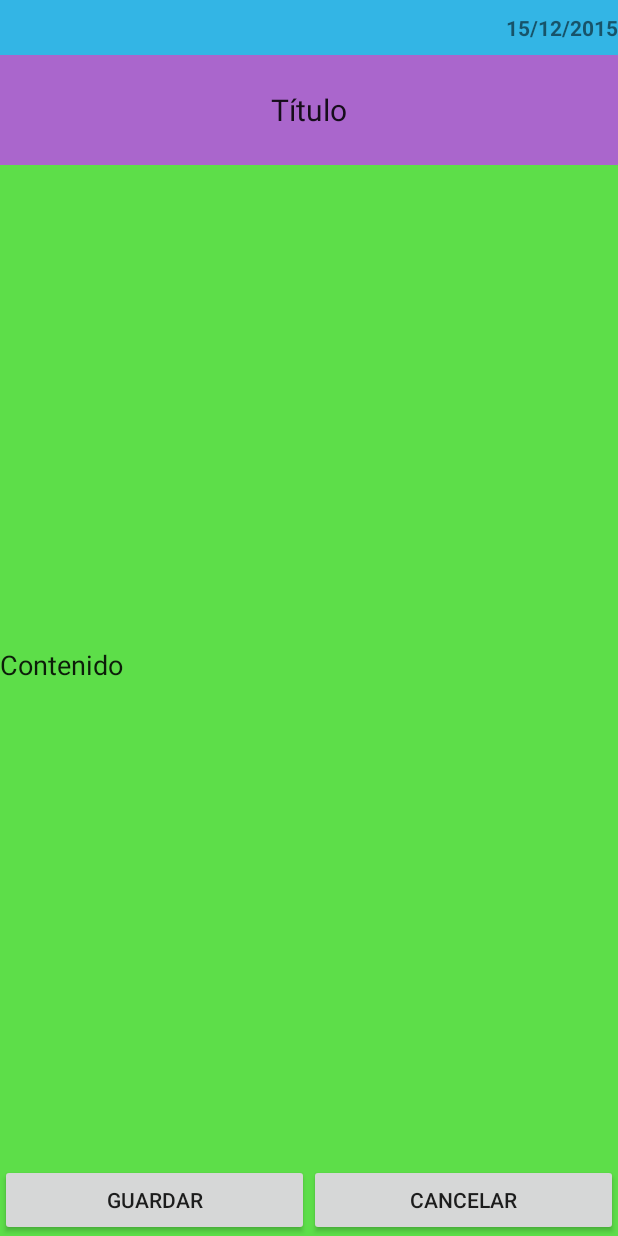
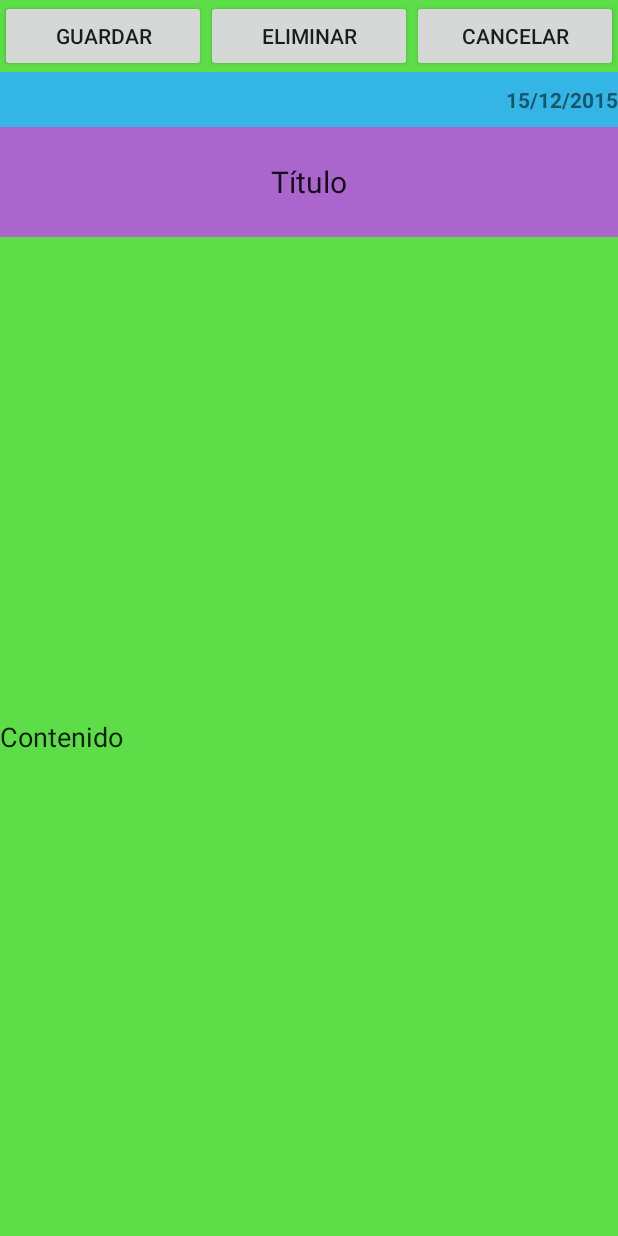
Before and after one commit to marcorodas/Notes, an Android app: the layout fragment_second.xml on its own in the app's theme, with its tools: preview values and no code run, on a phone screen of 412 x 824 dp. Run offline under Robolectric (Android 15) with nearby library versions, the phone set to English and light mode, and no system bars.

Commit message:
Agregando botones y funcionalidad

```diff
--- a/app/src/main/java/com/as_supportpe/notes/NoteListAdapter.java
+++ b/app/src/main/java/com/as_supportpe/notes/NoteListAdapter.java
@@ -65,10 +65,7 @@ public class NoteListAdapter extends ArrayAdapter<Note> {
             String content = note.getContent();
             content = content.substring(0,Math.min(content.length(), CONTENT_MAX_LENGTH));
             this.content.setText(content);
-            Calendar calendar = Calendar.getInstance();
-            calendar.setTimeInMillis(note.getTimestamp());
-            String dateText = DateFormat.getDateInstance().format(calendar.getTime());
-            this.date.setText(dateText);
+            this.date.setText(note.getTimestampAsString());
         }
     }
 }
--- a/app/src/main/java/com/as_supportpe/notes/model/NoteManager.java
+++ b/app/src/main/java/com/as_supportpe/notes/model/NoteManager.java
@@ -1,4 +1,6 @@
 package com.as_supportpe.notes.model;
+
+import android.support.annotation.Nullable;
 
 import com.as_supportpe.notes.entities.Note;
 
@@ -8,6 +10,7 @@ import java.util.ArrayList;
  * Created by marco on 05/01/16.
  */
 public class NoteManager {
+    @Nullable
     public static ArrayList<Note> getNotes(){
         final ArrayList<Note> notes = new ArrayList<>();
         for (int i = 1; i <= 100; i++) {
--- a/app/src/main/res/layout/fragment_second.xml
+++ b/app/src/main/res/layout/fragment_second.xml
@@ -5,33 +5,6 @@
     android:id="@+id/second_fragment_layout"
     android:layout_width="match_parent"
     android:layout_height="match_parent">
-    <TextView
-        android:id="@+id/txtFecha"
-        android:layout_width="match_parent"
-        android:layout_height="0dp"
-        android:layout_weight="1"
-        android:background="@android:color/holo_blue_light"
-        android:gravity="end|center"
-        android:textStyle="bold"
-        tools:text="15/12/2015"/>
-    <EditText
-        android:id="@+id/editTxt_Titulo"
-        android:layout_width="match_parent"
-        android:layout_height="0dp"
-        android:layout_weight="2"
-        android:background="@android:color/holo_purple"
-        android:gravity="center"
-        android:textSize="20sp"
-        tools:text="Título"/>
-    <EditText
-        android:id="@+id/editTxt_Contenido"
-        android:layout_width="match_parent"
-        android:layout_height="0dp"
-        android:layout_weight="18"
-        android:background="@color/colorAccent"
-        android:textSize="18sp"
-        android:inputType="textMultiLine"
-        tools:text="Contenido"/>
     <LinearLayout
         android:layout_width="match_parent"
         android:layout_height="wrap_content"
@@ -47,7 +20,40 @@
             android:layout_width="0dp"
             android:layout_weight="1"
             android:layout_height="wrap_content"
+            android:text="@string/btnEliminar"
+            android:id="@+id/btnEliminar" />
+        <Button
+            android:layout_width="0dp"
+            android:layout_weight="1"
+            android:layout_height="wrap_content"
             android:text="@string/btnCancel"
             android:id="@+id/btnCancel" />
     </LinearLayout>
+    <TextView
+        android:id="@+id/txtDate"
+        android:layout_width="match_parent"
+        android:layout_height="0dp"
+        android:layout_weight="1"
+        android:background="@android:color/holo_blue_light"
+        android:gravity="end|center"
+        android:textStyle="bold"
+        tools:text="15/12/2015"/>
+    <EditText
+        android:id="@+id/editTxt_Title"
+        android:layout_width="match_parent"
+        android:layout_height="0dp"
+        android:layout_weight="2"
+        android:background="@android:color/holo_purple"
+        android:gravity="center"
+        android:textSize="20sp"
+        tools:text="Título"/>
+    <EditText
+        android:id="@+id/editTxt_Content"
+        android:layout_width="match_parent"
+        android:layout_height="0dp"
+        android:layout_weight="18"
+        android:background="@color/colorAccent"
+        android:textSize="18sp"
+        android:inputType="textMultiLine"
+        tools:text="Contenido"/>
 </LinearLayout>
--- a/app/src/main/res/values/strings.xml
+++ b/app/src/main/res/values/strings.xml
@@ -3,4 +3,6 @@
     <string name="hello_blank_fragment">Hello blank fragment</string>
     <string name="btnSave">Guardar</string>
     <string name="btnCancel">Cancelar</string>
+    <string name="btnNewNote">Nueva Nota</string>
+    <string name="btnEliminar">Eliminar</string>
 </resources>
```
Also changed, not shown: app/src/main/java/com/as_supportpe/notes/FirstFragment.java (+12 -4 lines), app/src/main/java/com/as_supportpe/notes/MainActivity.java (+13 -4 lines), app/src/main/java/com/as_supportpe/notes/SecondFragment.java (+16 -3 lines), app/src/main/java/com/as_supportpe/notes/entities/Note.java (+9 -0 lines), app/src/main/res/layout/fragment_first.xml (+13 -4 lines).
